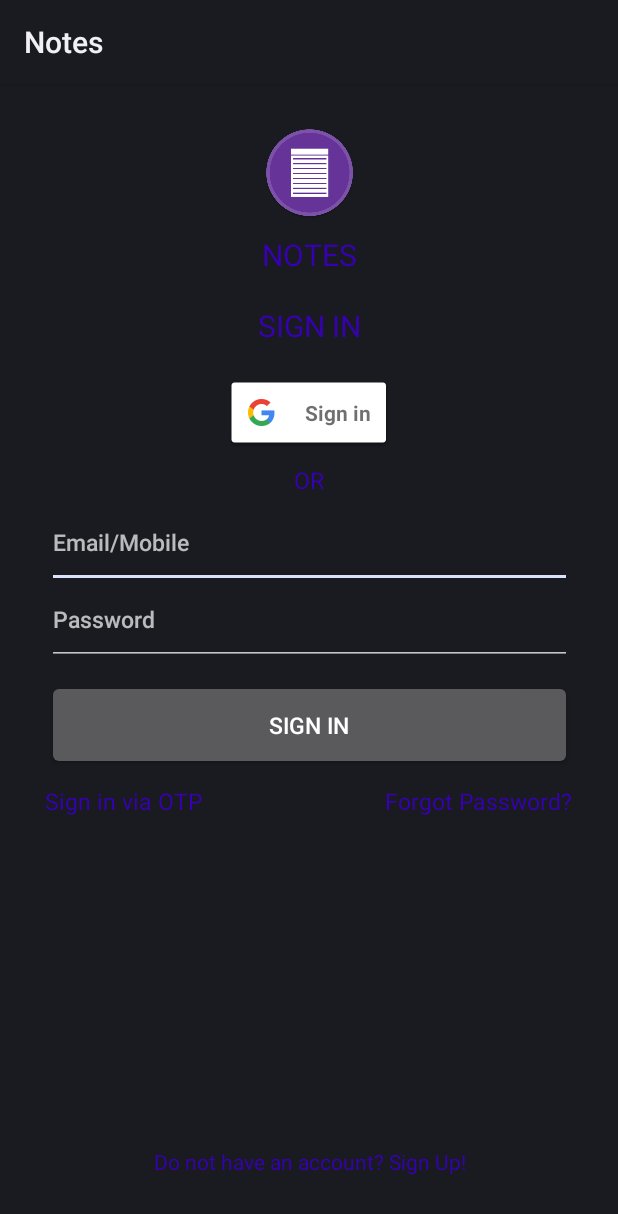
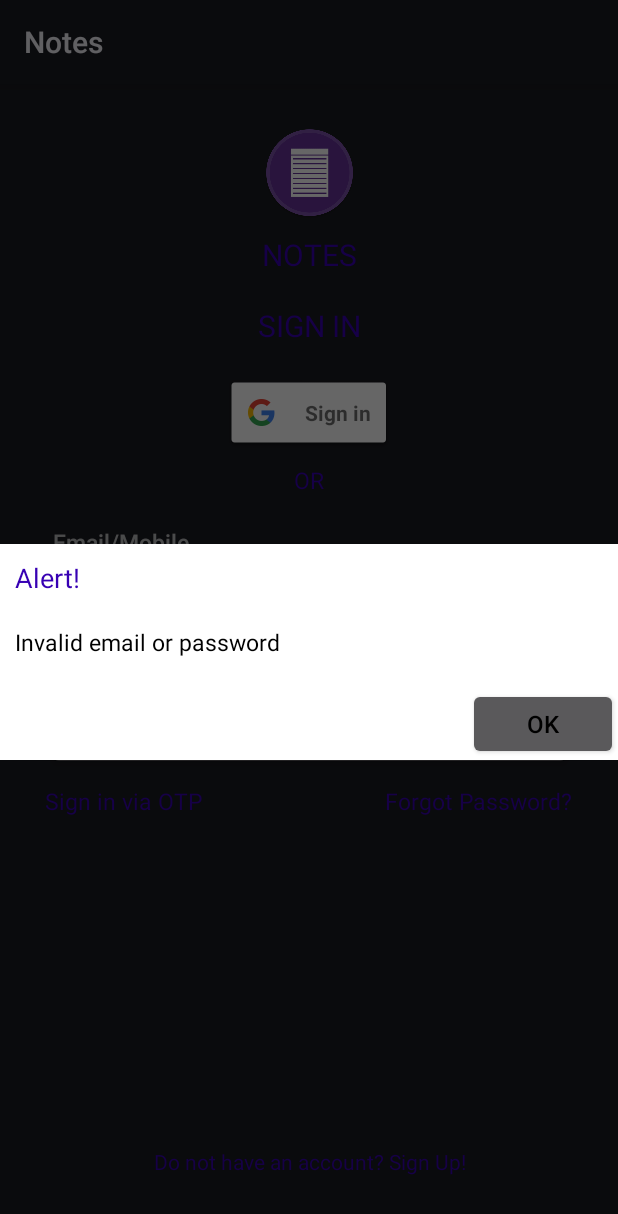
Before and after one commit to rlogixDev/AndroidNotesApp, an Android app: the fragment SignInFragment shown on its own in the app's theme, after a tap on "SIGN IN", on a phone screen of 412 x 824 dp. Shown: the top 1214 px of the screen. Run offline under Robolectric (Android 15) with nearby library versions, the phone set to English and light mode, and no system bars; our stand-ins replace Dagger/Hilt's generated code, Firebase (no records; nobody signed in at launch, a user with empty details on screens opened directly).

Commit message:
Alert View attached

```diff
--- a/app/src/main/java/com/noteapp/SignInFragment.kt
+++ b/app/src/main/java/com/noteapp/SignInFragment.kt
@@ -13,6 +13,7 @@ import androidx.navigation.findNavController
 import com.google.android.material.floatingactionbutton.FloatingActionButton
 import com.noteapp.authentication.IFirebaseAuthenticationManager
 import com.noteapp.authentication.Result
+import com.test.notes.AlertDialogFragment
 import dagger.hilt.android.AndroidEntryPoint
 import kotlinx.coroutines.flow.collect
 import javax.inject.Inject
@@ -41,6 +42,7 @@ class SignInFragment : Fragment() {
         val email_mobile = view.findViewById<EditText>(R.id.email_mobile)
         val sign_in_password = view.findViewById<EditText>(R.id.sign_in_password)
 
+
         //Sign Up Page
         val createNewAcc = view.findViewById<TextView>(R.id.createNewAcc)
         createNewAcc.setOnClickListener {
@@ -49,6 +51,13 @@ class SignInFragment : Fragment() {
 
         //Home Page
         val btnSignIn = view.findViewById<Button>(R.id.btnSignIn)
+        val firstButtonClick: () -> Unit = { ->
+            Toast.makeText(context, "Invalid email or password", Toast.LENGTH_SHORT).show()
+        }
+
+        val secondButtonClick: () -> Unit = { ->
+            Toast.makeText(context, "", Toast.LENGTH_SHORT).show()
+        }
         btnSignIn.setOnClickListener {
             lifecycleScope.launchWhenStarted {
                 firebaseAuthenticationManager.login(email_mobile.text.toString(), sign_in_password.text.toString()).collect {result->
@@ -57,7 +66,13 @@ class SignInFragment : Fragment() {
 
                             view.findNavController().navigate(SignInFragmentDirections.signInToHome())
                         }
-                        Result.FAIL-> Toast.makeText(context, "Invalid username and password", Toast.LENGTH_LONG).show()
+                        Result.FAIL-> {
+                            AlertDialogFragment(
+                                "Alert!", "Invalid email or password", "OK",
+                                "", firstButtonClick, secondButtonClick
+                            ).show(requireActivity().supportFragmentManager, "AlertDialogFragment")
+                        }
+                        /*Toast.makeText(context, "Invalid username and password", Toast.LENGTH_LONG).show()*/
                     }
                 }
             }
```
Also changed, not shown: app/src/main/java/com/noteapp/SignUpFragment.kt (+15 -1 lines).
